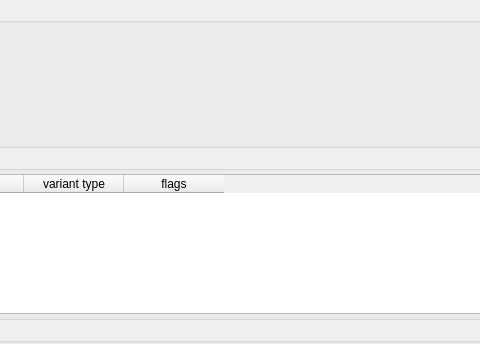
Above: src/GSvar/VariantWidget.ui from imgag/ngs-bits before the change; both pictures show x 386 to 866 and y 0 to 344 of the 1554 by 700 pixel window. Below: the same form after it.
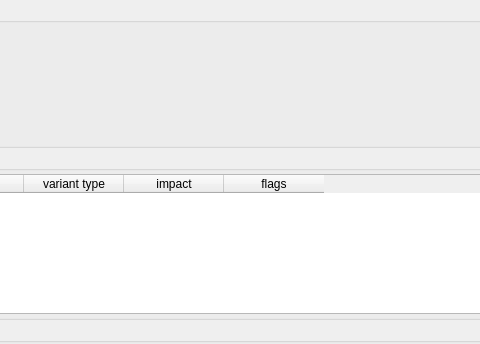
That is the form after the change. Icons and pictures are not drawn.

Commit message: GSvar: added impact of variants on transcripts to variant tab

Diff of the .ui file:
```diff
--- a/src/GSvar/VariantWidget.ui
+++ b/src/GSvar/VariantWidget.ui
@@ -387,6 +387,11 @@
           <string>variant type</string>
          </property>
         </column>
+        <column>
+         <property name="text">
+          <string>impact</string>
+         </property>
+        </column>
         <column>
          <property name="text">
           <string>flags</string>
```
Left out of the diff: 71 changed lines with no effect on the pictures. The commit also changes 3 other files.
